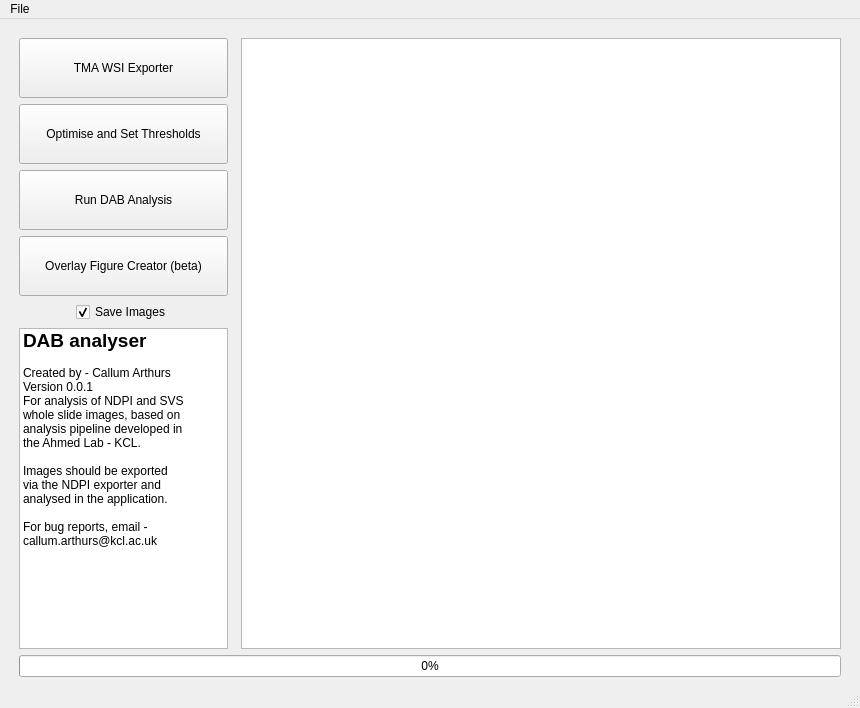
Before: the Qt Designer form scripts/MainWindow_layout.ui in c-arthurs/QuArray, drawn with Qt 5.
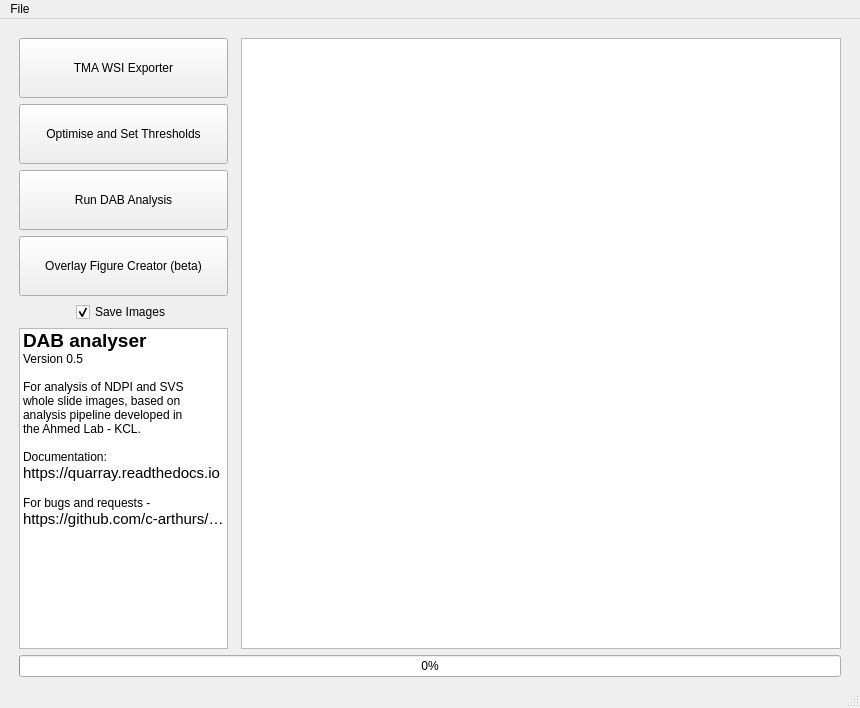
After: the same form once the commit is applied.

Commit message: added killing tasks in image export

Diff of the .ui file:
```diff
--- a/scripts/MainWindow_layout.ui
+++ b/scripts/MainWindow_layout.ui
@@ -187,21 +187,16 @@
             </font>
            </property>
           </item>
+          <item>
+           <property name="text">
+            <string>Version 0.5</string>
+           </property>
+          </item>
           <item>
            <property name="text">
             <string/>
            </property>
           </item>
-          <item>
-           <property name="text">
-            <string>Created by - Callum Arthurs</string>
-           </property>
-          </item>
-          <item>
-           <property name="text">
-            <string>Version 0.0.1</string>
-           </property>
-          </item>
           <item>
            <property name="text">
             <string>For analysis of NDPI and SVS</string>
@@ -229,17 +224,17 @@
           </item>
           <item>
            <property name="text">
-            <string>Images should be exported</string>
+            <string>Documentation:</string>
            </property>
           </item>
           <item>
            <property name="text">
-            <string>via the NDPI exporter and </string>
+            <string>https://quarray.readthedocs.io</string>
            </property>
-          </item>
-          <item>
-           <property name="text">
-            <string>analysed in the application.</string>
+           <property name="font">
+            <font>
+             <pointsize>11</pointsize>
+            </font>
            </property>
           </item>
           <item>
@@ -249,12 +244,17 @@
           </item>
           <item>
            <property name="text">
-            <string>For bug reports, email - </string>
+            <string>For bugs and requests - </string>
            </property>
           </item>
           <item>
            <property name="text">
-            <string>callum.arthurs@kcl.ac.uk</string>
+            <string>https://github.com/c-arthurs/QuArray</string>
+           </property>
+           <property name="font">
+            <font>
+             <pointsize>11</pointsize>
+            </font>
            </property>
           </item>
          </widget>
```
The commit also changes 2 other files.
